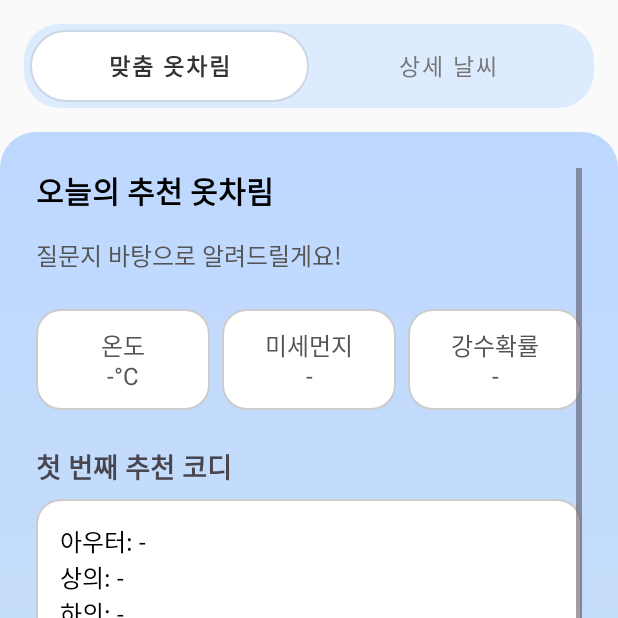
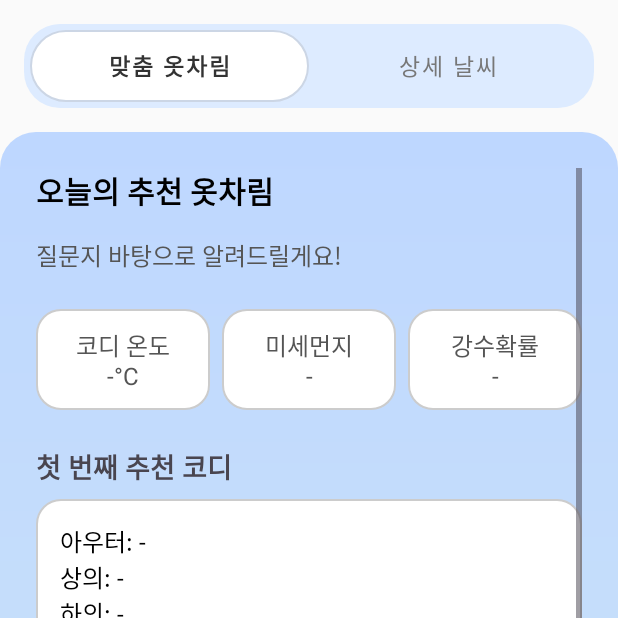
Before and after one commit to gayoung135/DailyWeather, an Android app: the OutfitRecommendationFragment screen opened through its navigation route, on a phone screen of 412 x 824 dp, the top half of it. Run offline under Robolectric (Android 15) with nearby library versions, the phone set to English and light mode, and no system bars; our stand-ins replace Room's generated code.

Commit message:
온도 -> 코디 온도

```diff
--- a/app/src/main/java/com/smartapp/dailyweather/ui/home/OutfitRecommendationFragment.kt
+++ b/app/src/main/java/com/smartapp/dailyweather/ui/home/OutfitRecommendationFragment.kt
@@ -75,7 +75,7 @@ class OutfitRecommendationFragment : Fragment(R.layout.fragment_outfit_recommend
             // ──────────────
             // 온도 / 미세먼지 / 강수확률
             // ──────────────
-            tempText.text = "온도\n${ui.temperatureText}"
+            tempText.text = "코디 온도\n${ui.temperatureText}"
             pmText.text = "미세먼지\n${ui.airQualityText}"
             rainText.text = "강수확률\n${ui.rainText}"
 
--- a/app/src/main/res/layout/fragment_outfit_recommendation.xml
+++ b/app/src/main/res/layout/fragment_outfit_recommendation.xml
@@ -131,7 +131,7 @@
                             android:id="@+id/tempText"
                             android:layout_width="wrap_content"
                             android:layout_height="wrap_content"
-                            android:text="온도\n-°C"
+                            android:text="코디 온도\n-°C"
                             android:textSize="16sp"
                             android:textColor="#555555"
                             android:gravity="center" />
```
